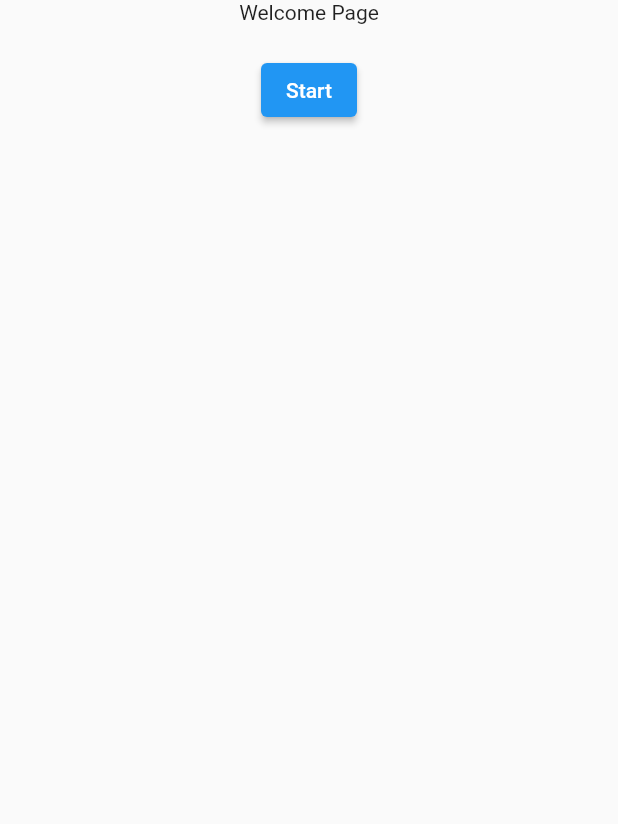
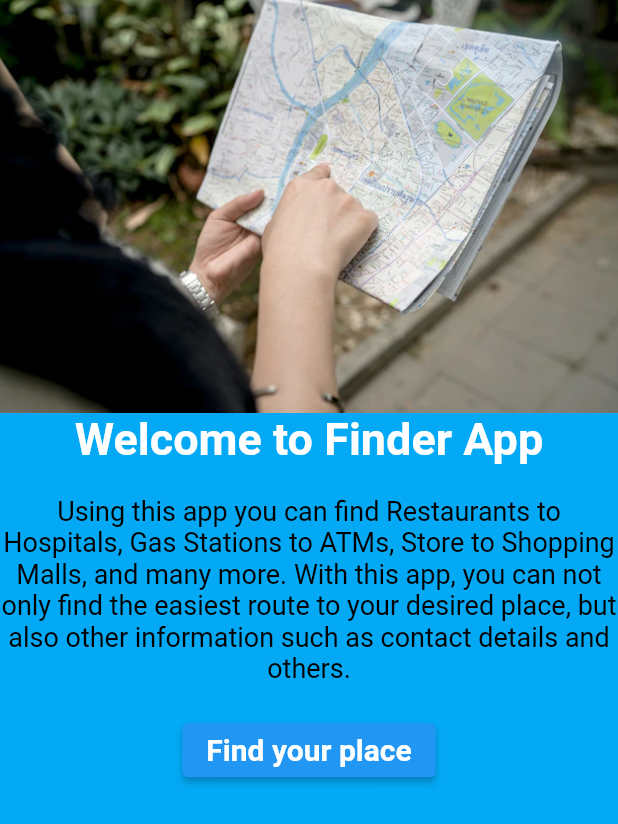
Before and after one commit to StiveA/PlaceFinder, a Flutter app: the screen it shows after launch, on a phone screen of 412 x 824 dp. Shown: the top 824 px of the screen. Run offline on Flutter 3.47's test engine with Material 2 defaults, Android fonts, the phone set to English and light mode, and no system bars; our stand-ins replace geolocator, google_maps_flutter, permission_handler; missing offline and left inert: dart:ffi.

Commit message:
Welcome Screen Fix

```diff
--- a/lib/pages/homePage.dart
+++ b/lib/pages/homePage.dart
@@ -28,15 +28,17 @@ class _HomePageState extends State<HomePage> {
 
   @override
   Widget build(BuildContext context) {
-    return Scaffold(
+    return SafeArea(
+      child: Scaffold(
         body: Stack(children: <Widget>[
           GoogleMap(
             myLocationEnabled: true,
             onMapCreated: _onMapCreated,
-          initialCameraPosition:
-              const CameraPosition(target: LatLng(-24.7199, -53.7433), zoom: 0),
+            initialCameraPosition: const CameraPosition(
+                target: LatLng(-24.7199, -53.7433), zoom: 0),
           )
         ]),
+      ),
     );
   }
 }
--- a/lib/pages/welcomePage.dart
+++ b/lib/pages/welcomePage.dart
@@ -1,3 +1,5 @@
+import 'dart:ffi';
+
 import 'package:finder_app/pages/homePage.dart';
 import 'package:flutter/material.dart';
 
@@ -18,15 +20,36 @@ class _WelcomePageState extends State<WelcomePage> {
   Widget build(BuildContext context) {
     return SafeArea(
       child: Scaffold(
+        backgroundColor: Colors.lightBlue,
         body: Center(
           child: Column(
             children: [
-              const Text("Welcome Page"),
+              Image(
+                  image:
+                      const AssetImage('assets/images/welcomeBackground.webp'),
+                  width: MediaQuery.of(context).size.width),
+              const Text("Welcome to Finder App",
+                  style: TextStyle(
+                      fontSize: 30,
+                      fontWeight: FontWeight.bold,
+                      color: Colors.white)),
+              const SizedBox(height: 20),
+              const Text(
+                  "Using this app you can find Restaurants to Hospitals, Gas Stations to ATMs, Store to Shopping Malls, and many more. With this app, you can not only find the easiest route to your desired place, but also other information such as contact details and others.",
+                  textAlign: TextAlign.center,
+                  style: TextStyle(
+                      fontSize: 18,
+                      fontWeight: FontWeight.normal,
+                      color: Colors.black)),
               const SizedBox(
                 height: 20,
               ),
               ElevatedButton(
-                child: const Text("Start"),
+                child: const Text("Find your place",
+                    style: TextStyle(
+                        fontSize: 20,
+                        fontWeight: FontWeight.bold,
+                        color: Colors.white)),
                 onPressed: () {
                   Navigator.push(
                     context,
--- a/pubspec.yaml
+++ b/pubspec.yaml
@@ -36,7 +36,6 @@ dependencies:
   cupertino_icons: ^1.0.2
   google_maps_flutter: ^2.1.4
   geolocator: ^8.2.0
-  permission: ^0.1.7
   permission_handler: ^9.2.0
 
 dev_dependencies:
@@ -62,8 +61,8 @@ flutter:
   uses-material-design: true
 
   # To add assets to your application, add an assets section, like this:
-  # assets:
-  #   - images/a_dot_burr.jpeg
+  assets:
+  - assets/images/welcomeBackground.webp
   #   - images/a_dot_ham.jpeg
 
   # An image asset can refer to one or more resolution-specific "variants", see
```
Also changed, not shown: assets/images/welcomeBackground.webp (added), pubspec.lock. Lines whose indentation alone changed are shown as unchanged.
